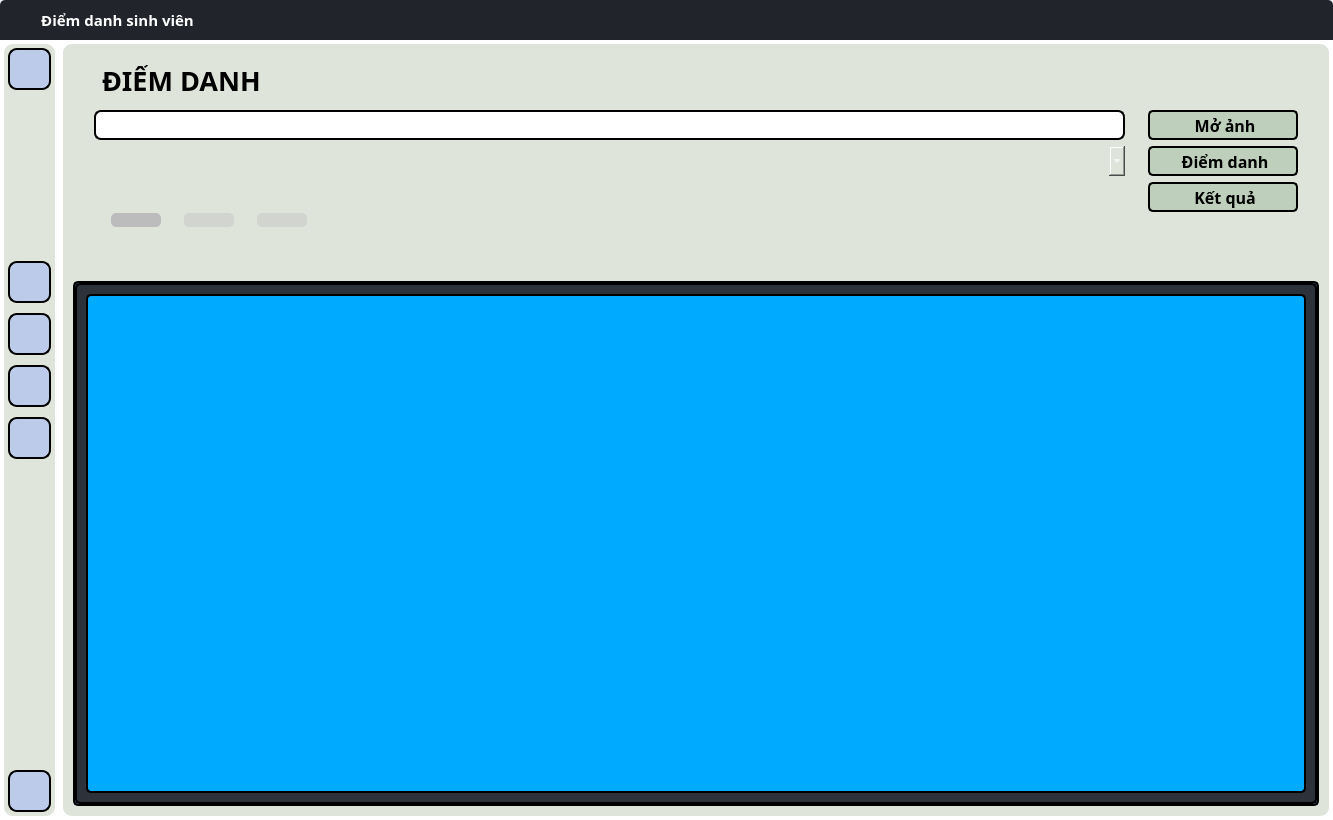
cdghhhiilnnotu/Face-Attendance-CLIENT, file attendance.ui: the form before one commit.
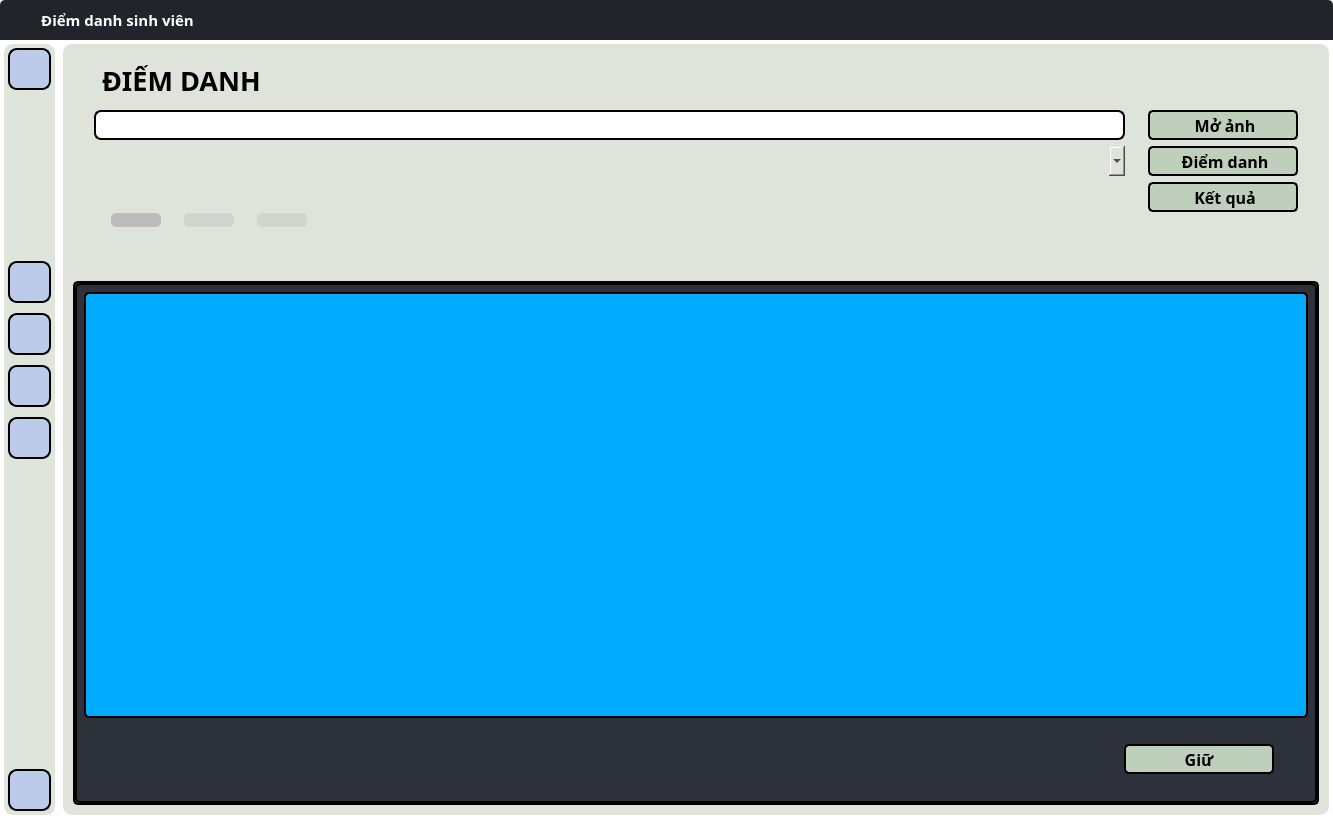
The form after the commit. The open tabs and pages were chosen to show the change. Icons and pictures are not drawn.

Diff of the .ui file:
```diff
--- a/attendance.ui
+++ b/attendance.ui
@@ -7,7 +7,7 @@
     <x>0</x>
     <y>0</y>
     <width>1333</width>
-    <height>820</height>
+    <height>819</height>
    </rect>
   </property>
   <property name="font">
@@ -1231,7 +1231,7 @@
                           <enum>Qt::LeftToRight</enum>
                          </property>
                          <property name="styleSheet">
-                          <string notr="true">color: rgb(255, 255, 255);
+                          <string notr="true">color: rgb(0, 0, 0);
 padding-right: 20px;</string>
                          </property>
                          <property name="currentText">
@@ -1564,21 +1564,6 @@
 border-radius: 5px;</string>
                  </property>
                  <layout class="QVBoxLayout" name="verticalLayout_10">
-                  <property name="spacing">
-                   <number>0</number>
-                  </property>
-                  <property name="leftMargin">
-                   <number>11</number>
-                  </property>
-                  <property name="topMargin">
-                   <number>11</number>
-                  </property>
-                  <property name="rightMargin">
-                   <number>11</number>
-                  </property>
-                  <property name="bottomMargin">
-                   <number>11</number>
-                  </property>
                   <item>
                    <widget class="QTableWidget" name="recognize_table">
                     <property name="font">
@@ -1645,6 +1630,64 @@
                     </column>
                    </widget>
                   </item>
+                  <item>
+                   <widget class="QWidget" name="widget_9" native="true">
+                    <property name="minimumSize">
+                     <size>
+                      <width>0</width>
+                      <height>70</height>
+                     </size>
+                    </property>
+                    <property name="styleSheet">
+                     <string notr="true">border: 0px</string>
+                    </property>
+                    <widget class="QPushButton" name="recognize_keep_btn">
+                     <property name="geometry">
+                      <rect>
+                       <x>1040</x>
+                       <y>20</y>
+                       <width>150</width>
+                       <height>30</height>
+                      </rect>
+                     </property>
+                     <property name="minimumSize">
+                      <size>
+                       <width>150</width>
+                       <height>30</height>
+                      </size>
+                     </property>
+                     <property name="font">
+                      <font>
+                       <family>Cascadia Code</family>
+                       <pointsize>12</pointsize>
+                       <weight>75</weight>
+                       <bold>true</bold>
+                      </font>
+                     </property>
+                     <property name="styleSheet">
+                      <string notr="true">background-color: rgb(190,207,187);
+color: rgb(0,0,0);
+border-radius: 5px;
+border: 2px solid #000;
+font-weight: bold;
+font-size: 12pt;</string>
+                     </property>
+                     <property name="text">
+                      <string>Giữ</string>
+                     </property>
+                     <property name="icon">
+                      <iconset>
+                       <normaloff>:/icons/user-check.svg</normaloff>:/icons/user-check.svg</iconset>
+                     </property>
+                     <property name="iconSize">
+                      <size>
+                       <width>25</width>
+                       <height>25</height>
+                      </size>
+                     </property>
+                    </widget>
+                   </widget>
+                  </item>
                  </layout>
                 </widget>
                </widget>
```
Left out of the diff: 92 changed lines with no effect on the pictures.
